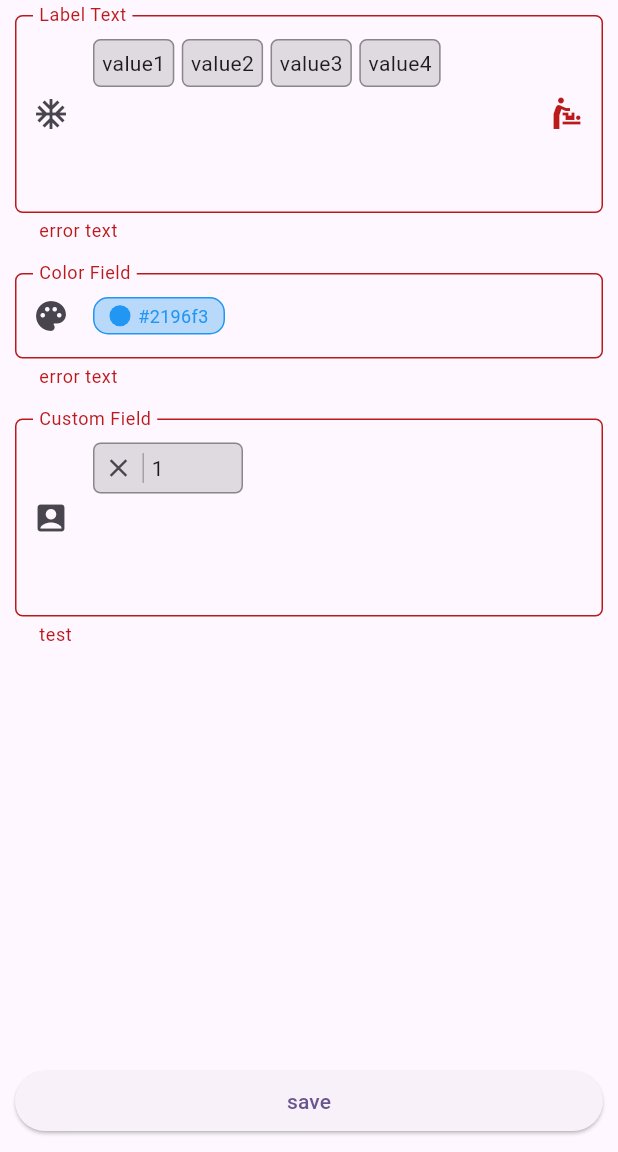
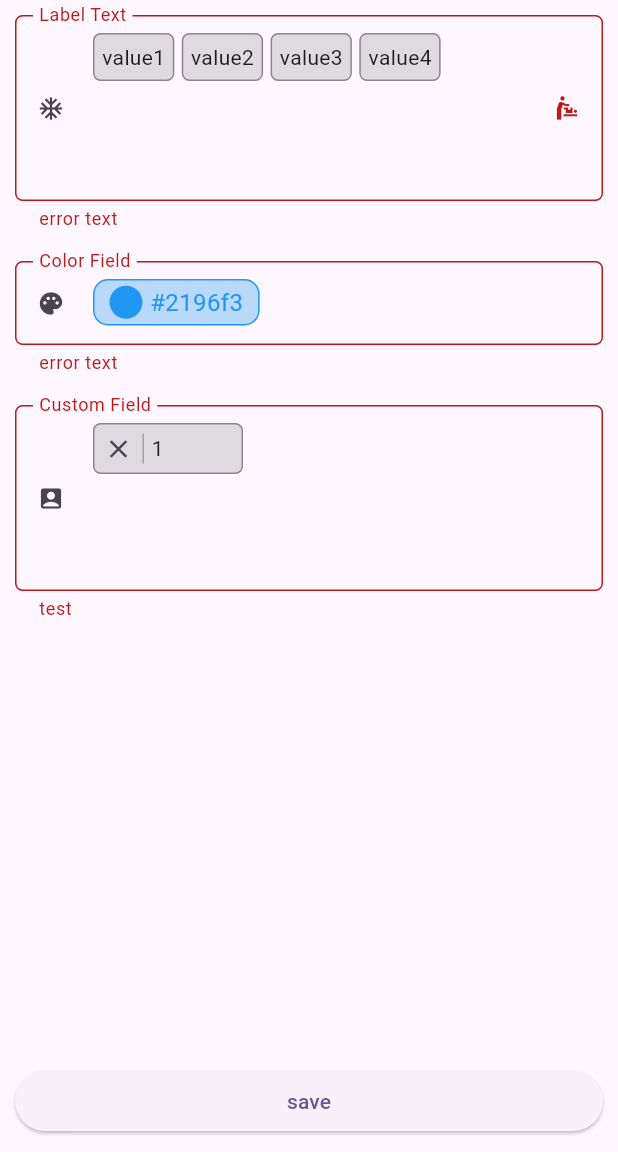
Before and after one commit to semutKecil/any_field, a Flutter app: the screen it shows after launch, on a phone screen of 412 x 824 dp, the part 84-1236 px from its top. Run offline on Flutter 3.47's test engine with Material 3 defaults, Android fonts, the phone set to English and light mode, and no system bars; our stand-ins replace flutter_bloc.

Commit message:
update density and bump to 0.1.1

```diff
--- a/example/lib/main.dart
+++ b/example/lib/main.dart
@@ -56,7 +56,8 @@ class _MyHomePageState extends State<MyHomePage> {
         backgroundColor: Theme.of(context).colorScheme.inversePrimary,
         title: Text(widget.title),
       ),
-      body: Form(
+      body: SafeArea(
+        child: Form(
           key: _formKey,
           child: Padding(
             padding: const EdgeInsets.all(10),
@@ -68,7 +69,12 @@ class _MyHomePageState extends State<MyHomePage> {
                       mainAxisSize: MainAxisSize.min,
                       children: [
                         AnyFormField<List<String>>(
-                        initialValue: ["value1", "value2", "value3", "value4"],
+                          initialValue: [
+                            "value1",
+                            "value2",
+                            "value3",
+                            "value4",
+                          ],
                           decoration: InputDecoration(
                             border: OutlineInputBorder(
                               borderRadius: BorderRadius.circular(5),
@@ -146,21 +152,28 @@ class _MyHomePageState extends State<MyHomePage> {
                                 color: value.withAlpha(80),
                               ),
                               child: Padding(
-                              padding: const EdgeInsets.fromLTRB(10, 3, 10, 3),
+                                padding: const EdgeInsets.fromLTRB(
+                                  10,
+                                  3,
+                                  10,
+                                  3,
+                                ),
                                 child: Row(
                                   mainAxisSize: MainAxisSize.min,
                                   children: [
                                     SizedBox(
-                                    width: 14,
-                                    height: 14,
-                                    child: CircleAvatar(backgroundColor: value),
+                                      width: 22,
+                                      height: 22,
+                                      child: CircleAvatar(
+                                        backgroundColor: value,
+                                      ),
                                     ),
                                     SizedBox(width: 5),
                                     Text(
                                       '#${value.toARGB32().toRadixString(16).padLeft(8, '0').substring(2)}',
                                       style: TextStyle(
                                         color: value,
-                                      fontSize: 12,
+                                        fontSize: 16,
                                       ),
                                     ),
                                   ],
@@ -220,7 +233,8 @@ class _MyHomePageState extends State<MyHomePage> {
                                           onPressed: () {
                                             if (controller2.value != null) {
                                               controller2.value = List.from(
-                                              controller2.value!..removeLast(),
+                                                controller2.value!
+                                                  ..removeLast(),
                                               );
                                             }
                                           },
@@ -274,6 +288,7 @@ class _MyHomePageState extends State<MyHomePage> {
             ),
           ),
         ),
+      ),
     );
   }
 }
--- a/lib/any_field.dart
+++ b/lib/any_field.dart
@@ -130,7 +130,6 @@ class _AnyFieldState<T> extends State<AnyField<T>> {
   }
 
   bool isValueEmpty(T? value) {
-    // var value = _controller.value;
     if (value != null) {
       if (value is List && value.isEmpty) {
         return true;
@@ -194,10 +193,10 @@ class _AnyFieldState<T> extends State<AnyField<T>> {
                 return InputDecorator(
                   isEmpty: isValueEmpty(state),
                   isFocused: focus,
-                  decoration: widget.decoration,
+                  decoration: widget.decoration.copyWith(isDense: true),
                   child: Container(
                     height: widget.minHeight == null && widget.maxHeight == null
-                        ? 25
+                        ? 32
                         : null,
                     constraints:
                         widget.minHeight != null && widget.maxHeight != null
--- a/pubspec.yaml
+++ b/pubspec.yaml
@@ -1,6 +1,6 @@
 name: any_field
 description: "A flexible Flutter input field widget that can display arbitrary content while maintaining the look and feel of a TextField."
-version: 0.1.0
+version: 0.1.1
 homepage: "https://github.com/semutKecil/any_field"
 topics:
   - custom-field
```
Also changed, not shown: 3 other files. Lines whose indentation alone changed are shown as unchanged.
